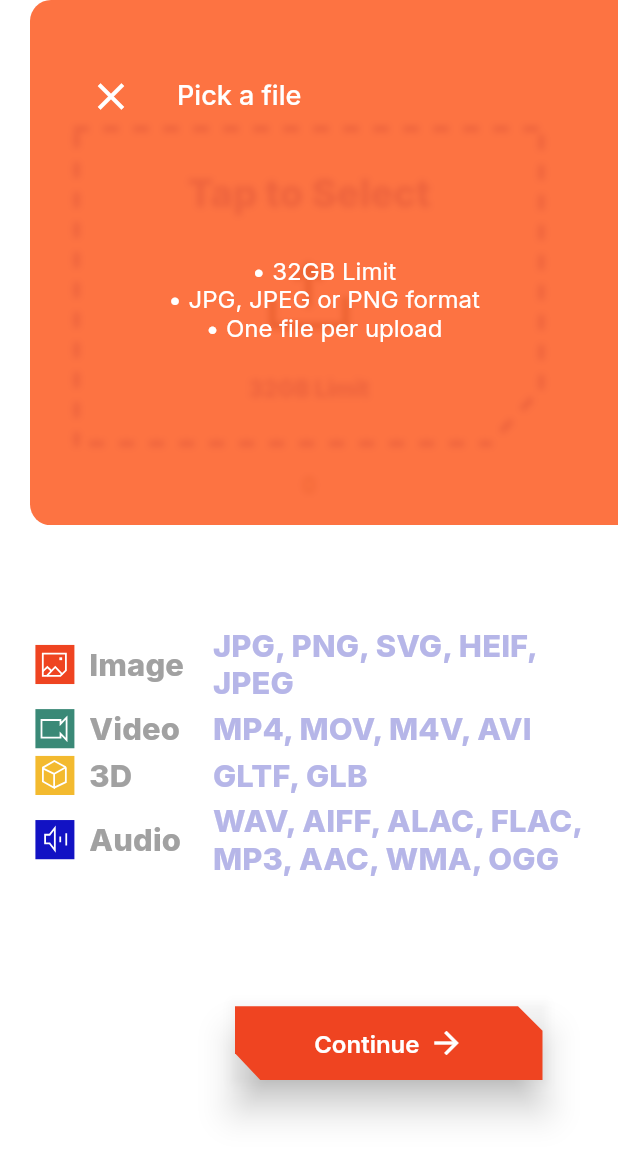
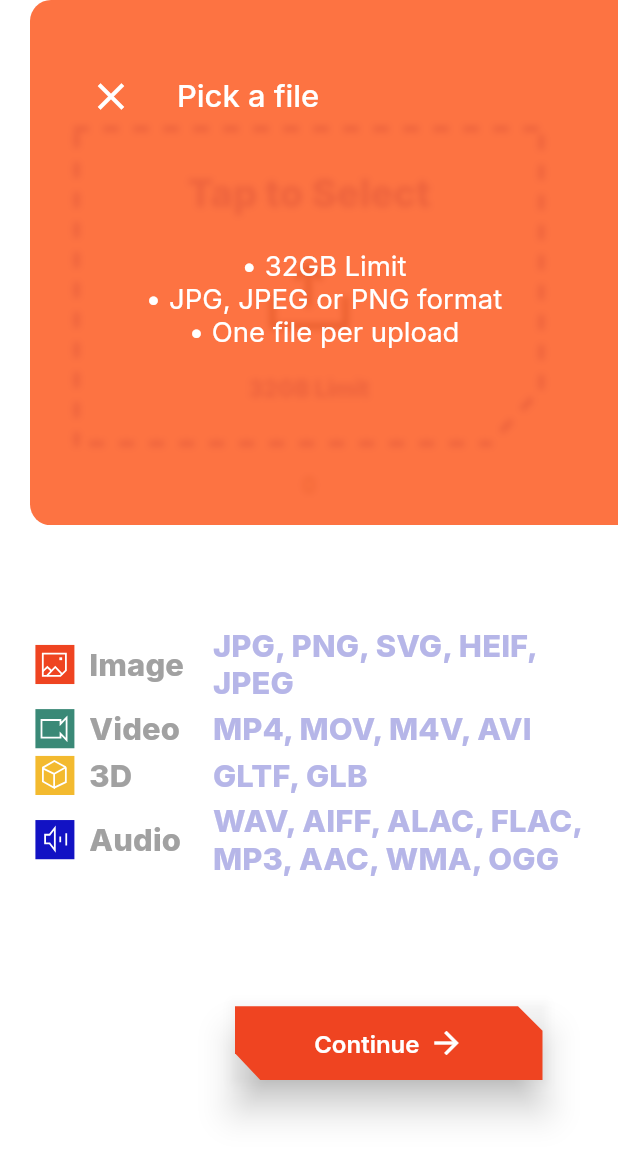
Before and after one commit to Pylons-tech/easel_flutter, a Flutter app: the UploadScreen screen opened directly with empty values, after a tap on "Continue", on a phone screen of 412 x 824 dp. Shown: the top 1159 px of the screen. Run offline on Flutter 3.47's test engine with Material 2 defaults, Android fonts, the phone set to English and light mode, and no system bars; our stand-ins replace audio_video_progress_bar, dio, file_picker, fixnum, flutter_screenutil, flutter_svg and 8 more; missing offline and left inert: bottom_drawer, media_info, model_viewer_plus, pylons_sdk, steps_indicator; accounts and stored records are empty; statements that could not run were skipped.

Commit message:
fix issues discovered from reviews

```diff
--- a/lib/easel_provider.dart
+++ b/lib/easel_provider.dart
@@ -190,7 +190,7 @@ class EaselProvider extends ChangeNotifier {
     loading.dismiss();
     if (uploadResponse.status == Status.error) {
       ScaffoldMessenger.of(navigatorKey.currentState!.overlay!.context)
-          .showSnackBar(SnackBar(content: Text(uploadResponse.errorMessage ?? "Upload error occurred")));
+          .showSnackBar(SnackBar(content: Text(uploadResponse.errorMessage ?? kErrUpload)));
       return false;
     }
 
@@ -267,12 +267,12 @@ class EaselProvider extends ChangeNotifier {
 
     if (response.success) {
       ScaffoldMessenger.of(navigatorKey.currentState!.overlay!.context)
-          .showSnackBar(const SnackBar(content: Text("Recipe created")));
+          .showSnackBar(const SnackBar(content: Text(kRecipeCreated)));
       log("${response.data}");
       return true;
     } else {
       ScaffoldMessenger.of(navigatorKey.currentState!.overlay!.context)
-          .showSnackBar(SnackBar(content: Text("Recipe error : ${response.error}")));
+          .showSnackBar(SnackBar(content: Text("$kErrRecipe ${response.error}")));
       return false;
     }
   }
--- a/lib/models/nft_format.dart
+++ b/lib/models/nft_format.dart
@@ -12,9 +12,7 @@ class NftFormat {
   String getExtensionsList() {
     var ret = '';
     for (var i = 0; i < extensions.length; i++) {
-      if (i == 4) {
-        ret += ',\n';
-      } else if (ret.isNotEmpty) {
+      if (ret.isNotEmpty) {
         ret += ', ';
       }
       ret += extensions[i].toUpperCase();
@@ -34,8 +32,8 @@ class NftFormat {
 
   static List<String> getAllSupportedExts() {
     List<String> allExts = [];
-    for (var i = 0; i < supportedFormats.length; i++) {
-      allExts += supportedFormats[i].extensions;
+    for (var format in supportedFormats) {
+      allExts += format.extensions;
     }
     return allExts;
   }
--- a/lib/screens/routing_screen.dart
+++ b/lib/screens/routing_screen.dart
@@ -132,7 +132,7 @@ class _RoutingScreenState extends State<RoutingScreen> {
         } else if (response.errorCode == kErrProfileNotExist) {
           showCreateAnAccountDialog(response);
         } else {
-          MessageDialog().show("$kProfileErrorOccurredText: ${response.error}");
+          MessageDialog().show("$kErrProfileFetch: ${response.error}");
         }
         break;
       case RoutingScreenState.userNameShown:
--- a/lib/screens/upload_screen.dart
+++ b/lib/screens/upload_screen.dart
@@ -4,9 +4,9 @@ import 'dart:ui';
 import 'package:easel_flutter/easel_provider.dart';
 import 'package:easel_flutter/models/nft_format.dart';
 import 'package:easel_flutter/utils/constants.dart';
+import 'package:easel_flutter/utils/extension_util.dart';
 import 'package:easel_flutter/utils/file_utils.dart';
 import 'package:easel_flutter/utils/easel_app_theme.dart';
-import 'package:easel_flutter/utils/screen_size_util.dart';
 import 'package:easel_flutter/utils/space_utils.dart';
 import 'package:file_picker/file_picker.dart';
 import 'package:flutter/material.dart';
@@ -69,11 +69,14 @@ class _UploadScreenState extends State<UploadScreen> {
                                           fontSize: 18.sp,
                                           fontWeight: FontWeight.w800)),
                                 ),
-                                Text(format.getExtensionsList(),
-                                    style: Theme.of(context).textTheme.subtitle2!.copyWith(
-                                        color: EaselAppTheme.kLightPurple,
-                                        fontSize: 18.sp,
-                                        fontWeight: FontWeight.w800)),
+                                SizedBox(
+                                  width: 0.6.sw,
+                                  child: Text(format.getExtensionsList(),
+                                      style: Theme.of(context).textTheme.subtitle2!.copyWith(
+                                          color: EaselAppTheme.kLightPurple,
+                                          fontSize: 18.sp,
+                                          fontWeight: FontWeight.w800)),
+                                ),
                               ])),
                         )
                         .toList(),
@@ -89,7 +92,7 @@ class _UploadScreenState extends State<UploadScreen> {
                               widget.controller
                                   .nextPage(duration: const Duration(milliseconds: 300), curve: Curves.easeIn);
                             } else {
-                              errorText.value = 'Pick a file';
+                              errorText.value = kErrFileNotPicked;
                               showError.value = true;
                             }
                           },
@@ -147,9 +150,7 @@ class _UploadWidgetState extends State<_UploadWidget> {
                 onTap: () async {
                   final result = await FileUtils.pickFile();
                   if (result == null) {
-                    ScaffoldMessenger.of(context).showSnackBar(const SnackBar(
-                      content: Text("Unsupported format."),
-                    ));
+                    ScaffoldHelper(context).show(message: kErrUnsupportedFormat);
                   } else {
                     provider.resolveNftFormat(context, result.extension!);
                     widget.onFilePicked(result);
@@ -200,20 +201,18 @@ class _ErrorMessageWidget extends StatelessWidget {
 
   @override
   Widget build(BuildContext context) {
-    final screenSize = ScreenSizeUtil(context);
-
     return Stack(
       children: [
         Positioned(
           right: 0,
           child: SizedBox(
-            width: screenSize.width(),
+            width: 1.0.sw,
             child: ClipRRect(
               borderRadius: const BorderRadius.only(topLeft: Radius.circular(14), bottomLeft: Radius.circular(14)),
               child: BackdropFilter(
                 filter: ImageFilter.blur(sigmaX: 2.0, sigmaY: 2.0),
                 child: Container(
-                  height: screenSize.height(percent: 85),
+                  height: 0.85.sh,
                   // width: screenSize.width(),
                   decoration: BoxDecoration(color: EaselAppTheme.kWhite.withOpacity(0.2)),
                 ),
@@ -223,7 +222,7 @@ class _ErrorMessageWidget extends StatelessWidget {
         ),
         Container(
           width: double.infinity,
-          height: screenSize.width(percent: 85),
+          height: 0.85.sw,
           margin: const EdgeInsets.only(
             left: 20,
           ),
@@ -246,7 +245,7 @@ class _ErrorMessageWidget extends StatelessWidget {
                   Expanded(
                     child: Text(
                       errorMessage,
-                      style: const TextStyle(color: Colors.white, fontSize: 18, fontWeight: FontWeight.w500),
+                      style: TextStyle(color: Colors.white, fontSize: 18.sp, fontWeight: FontWeight.w500),
                     ),
                   )
                 ],
@@ -257,15 +256,15 @@ class _ErrorMessageWidget extends StatelessWidget {
                   children: [
                     Text(
                       "• ${kFileSizeLimitInGB}GB Limit",
-                      style: Theme.of(context).textTheme.bodyText2!.copyWith(color: Colors.white, fontSize: 16),
+                      style: Theme.of(context).textTheme.bodyText2!.copyWith(color: Colors.white, fontSize: 16.sp),
                     ),
                     Text(
                       "• JPG, JPEG or PNG format",
-                      style: Theme.of(context).textTheme.bodyText2!.copyWith(color: Colors.white, fontSize: 16),
+                      style: Theme.of(context).textTheme.bodyText2!.copyWith(color: Colors.white, fontSize: 16.sp),
                     ),
                     Text(
                       "• One file per upload",
-                      style: Theme.of(context).textTheme.bodyText2!.copyWith(color: Colors.white, fontSize: 16),
+                      style: Theme.of(context).textTheme.bodyText2!.copyWith(color: Colors.white, fontSize: 16.sp),
                     ),
                   ],
                 ),
--- a/lib/utils/constants.dart
+++ b/lib/utils/constants.dart
@@ -6,15 +6,13 @@ const List kTutorialItems = [
   },
   {
     "header": "Edit your NFT Details",
-    "description":
-        "Enter information describing your NFT including the price you wish to sell it for!",
+    "description": "Enter information describing your NFT including the price you wish to sell it for!",
     "image": "assets/images/tutorial2.png"
   },
   {
     "header": "Manage your NFT with the ",
     "header1": "Pylons app",
-    "description":
-        "You can store, collect & manage all your NFTs in the Pylons app!",
+    "description": "You can store, collect & manage all your NFTs in the Pylons app!",
     "image": "assets/images/tutorial3.png"
   },
 ];
@@ -38,8 +36,7 @@ const kSvgNftType3d = 'assets/images/svg/nft_type_3d.svg';
 const kSvgNftTypeAudio = 'assets/images/svg/nft_type_audio.svg';
 
 const ipfsDomain = "https://ipfs.io/ipfs";
-const kPlayStoreUrl =
-    "https://play.google.com/store/apps/details?id=tech.pylons.wallet";
+const kPlayStoreUrl = "https://play.google.com/store/apps/details?id=tech.pylons.wallet";
 
 const kNameAsArtistText = "Your name as the artist";
 const kGiveNFTNameText = "Give your NFT a name";
@@ -66,14 +63,12 @@ const kEnterMoreThanText = "Enter more than";
 const kCharactersText = "characters";
 const kMaxText = "Max";
 const kOkText = "Ok";
-const kProfileErrorOccurredText =
-    "Error occurred while fetching wallet profile";
-const kPylonsAppNotInstalledText =
-    "Pylons app is not installed on this device. Please install Pylons app to continue";
+const kPylonsAppNotInstalledText = "Pylons app is not installed on this device. Please install Pylons app to continue";
 const kClickToInstallText = "Click here to install";
 const kClickToLogInText = "Click here to log into Pylons";
 const kWelcomeToEaselText = "Welcome to Easel,";
-const kEaselDescriptionText = "Easel is a NFT minter that allows you to create NFTs from any mobile device!\n\nOnce you successfully upload an audio, video or image file, enter the required information and press “Publish”, your file is transformed into a NFT that is stored on the Pylons blockchain indefinitely!\n\nYou’ll be able to view your new NFT in the Easel folder located in your Pylons Wallet.";
+const kEaselDescriptionText =
+    "Easel is a NFT minter that allows you to create NFTs from any mobile device!\n\nOnce you successfully upload an audio, video or image file, enter the required information and press “Publish”, your file is transformed into a NFT that is stored on the Pylons blockchain indefinitely!\n\nYou’ll be able to view your new NFT in the Easel folder located in your Pylons Wallet.";
 const kCreatedByText = "Created by";
 const kDescriptionText = "Description";
 const kSizeText = "Size";
@@ -94,10 +89,6 @@ const kImageText = "Image";
 const kVideoText = "Video";
 const kAudioText = "Audio";
 const k3dText = "3D";
-const kImageDescText = "JPG, PNG, SVG, HEIF";
-const kVideoDescText = "MP4";
-const kAudioDescText = "MP3, FLAC or WAV";
-const k3dDescText = "GLTF or GLB";
 const kGetStarted = "Get Started";
 const kContinue = "Continue";
 const kWhyAppNeeded = "Why the app is\nneeded?        \u21E9";
@@ -107,7 +98,8 @@ const kWhyAppNeededDescSummary1 = "Discover new NFTs, apps & adventures";
 const kWhyAppNeededDesc2 = "It makes managing your crypto easy";
 const kWhyAppNeededDescSummary2 = "No frills. No complexities. One wallet  address for all your crypto";
 const kWhyAppNeededDesc3 = "You can always delete it if you’d like";
-const kWhyAppNeededDescSummary3 = "No subscriptions. We don’t sell your information. We only charge a fee when you purchase a NFT";
+const kWhyAppNeededDescSummary3 =
+    "No subscriptions. We don’t sell your information. We only charge a fee when you purchase a NFT";
 const kPylonsAlreadyInstalled = "Pylons already installed.";
 const kTapToSelect = "Tap to Select";
 
@@ -138,9 +130,14 @@ const kAgoricText = "Agoric";
 const kJunoText = "Juno";
 const kLunaText = "Luna";
 
+const kErrProfileNotExist = 'profileDoesNotExist';
+const kErrProfileFetch = "Error occurred while fetching wallet profile";
+const kErrUpload = 'Upload error occurred';
+const kErrFileNotPicked = 'Pick a file';
+const kErrUnsupportedFormat = 'Unsupported format';
+const kErrRecipe = 'Recipe error :';
 
-
-const kErrProfileNotExist = 'profileDoesNotExist';
+const kRecipeCreated = 'Recipe created';
 
 const kWalletIOSId = 'xyz.pylons.wallet';
 const kWalletAndroidId = 'tech.pylons.wallet';
```
Also changed, not shown: lib/screens/home_screen.dart (+4 -4 lines), lib/utils/extension_util.dart (added, +23 -0 lines).
